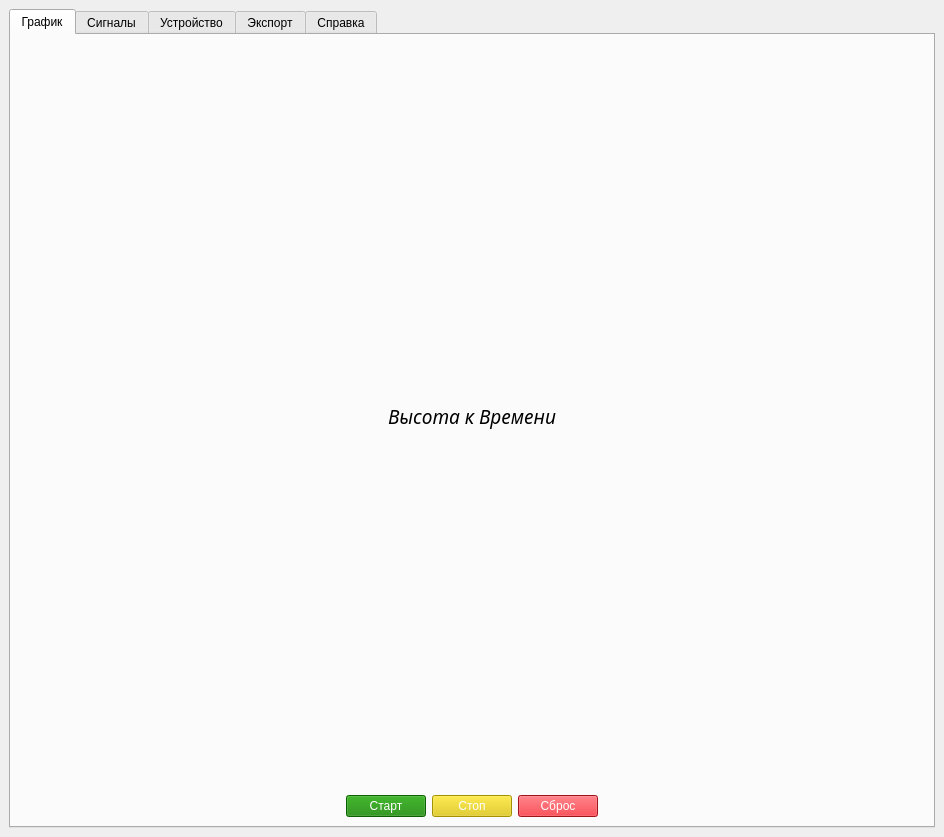
First picture: the form in ui/main.ui, repository Vlafder/sfive, before the edit.
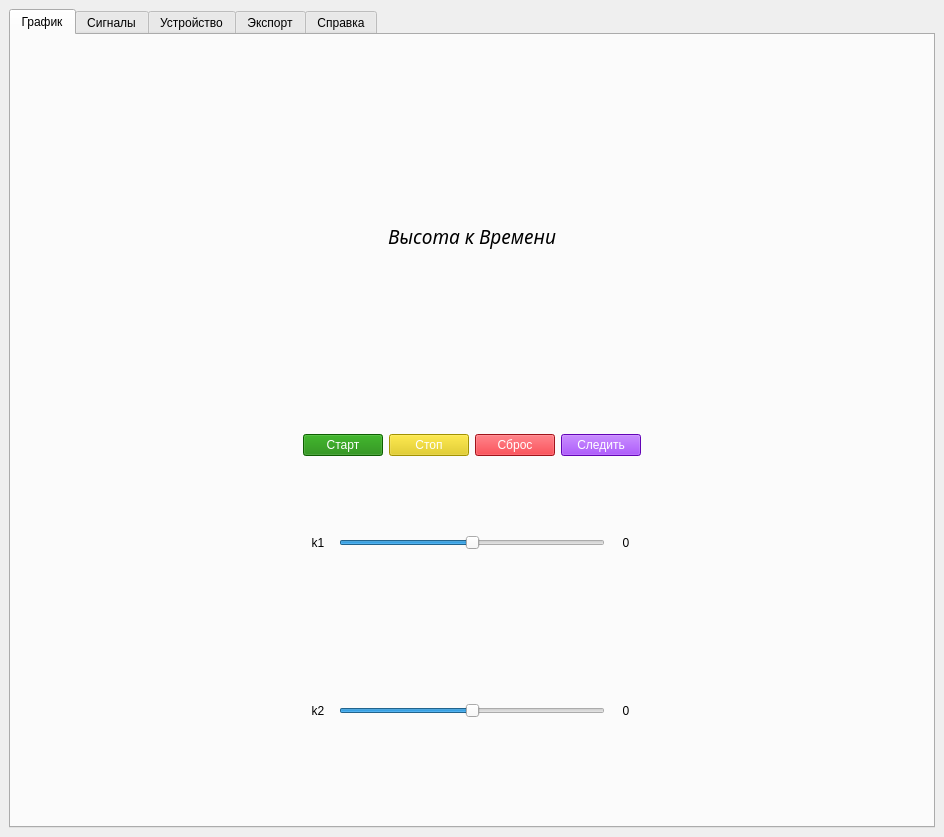
Second picture: the form after the edit. The open tabs and pages were chosen to show the change. Icons and pictures are not drawn.

Patch:
```diff
--- a/ui/main.ui
+++ b/ui/main.ui
@@ -77,6 +77,10 @@
                </spacer>
               </item>
               <item>
+               <layout class="QVBoxLayout" name="verticalLayout_11">
+                <item>
+                 <layout class="QHBoxLayout" name="horizontalLayout_9">
+                  <item>
                <widget class="QPushButton" name="start_btn">
                 <property name="styleSheet">
                  <string notr="true">background-color: rgb(18, 131, 0);
@@ -110,6 +114,144 @@
                </widget>
               </item>
               <item>
+                   <widget class="QPushButton" name="watch_btn">
+                    <property name="styleSheet">
+                     <string notr="true">background-color: rgb(138, 5, 255);
+color: rgb(255, 255, 255);</string>
+                    </property>
+                    <property name="text">
+                     <string>Следить</string>
+                    </property>
+                   </widget>
+                  </item>
+                 </layout>
+                </item>
+                <item>
+                 <layout class="QHBoxLayout" name="horizontalLayout_10">
+                  <item>
+                   <widget class="QLabel" name="label_2">
+                    <property name="minimumSize">
+                     <size>
+                      <width>30</width>
+                      <height>0</height>
+                     </size>
+                    </property>
+                    <property name="text">
+                     <string>k1</string>
+                    </property>
+                    <property name="alignment">
+                     <set>Qt::AlignCenter</set>
+                    </property>
+                   </widget>
+                  </item>
+                  <item>
+                   <widget class="QSlider" name="k1_slider">
+                    <property name="styleSheet">
+                     <string notr="true">color: rgb(28, 113, 216);</string>
+                    </property>
+                    <property name="maximum">
+                     <number>100</number>
+                    </property>
+                    <property name="value">
+                     <number>50</number>
+                    </property>
+                    <property name="orientation">
+                     <enum>Qt::Horizontal</enum>
+                    </property>
+                   </widget>
+                  </item>
+                  <item>
+                   <widget class="QLabel" name="k1_lbl">
+                    <property name="minimumSize">
+                     <size>
+                      <width>30</width>
+                      <height>0</height>
+                     </size>
+                    </property>
+                    <property name="text">
+                     <string>0</string>
+                    </property>
+                    <property name="alignment">
+                     <set>Qt::AlignCenter</set>
+                    </property>
+                   </widget>
+                  </item>
+                 </layout>
+                </item>
+                <item>
+                 <layout class="QHBoxLayout" name="horizontalLayout_11">
+                  <item>
+                   <widget class="QLabel" name="label_4">
+                    <property name="minimumSize">
+                     <size>
+                      <width>30</width>
+                      <height>0</height>
+                     </size>
+                    </property>
+                    <property name="layoutDirection">
+                     <enum>Qt::LeftToRight</enum>
+                    </property>
+                    <property name="text">
+                     <string>k2</string>
+                    </property>
+                    <property name="alignment">
+                     <set>Qt::AlignCenter</set>
+                    </property>
+                   </widget>
+                  </item>
+                  <item>
+                   <widget class="QSlider" name="k2_slider">
+                    <property name="maximum">
+                     <number>100</number>
+                    </property>
+                    <property name="value">
+                     <number>50</number>
+                    </property>
+                    <property name="orientation">
+                     <enum>Qt::Horizontal</enum>
+                    </property>
+                   </widget>
+                  </item>
+                  <item>
+                   <widget class="QLabel" name="k2_lbl">
+                    <property name="minimumSize">
+                     <size>
+                      <width>30</width>
+                      <height>0</height>
+                     </size>
+                    </property>
+                    <property name="text">
+                     <string>0</string>
+                    </property>
+                    <property name="alignment">
+                     <set>Qt::AlignCenter</set>
+                    </property>
+                   </widget>
+                  </item>
+                 </layout>
+                </item>
+                <item>
+                 <widget class="QLabel" name="label_9">
+                  <property name="minimumSize">
+                   <size>
+                    <width>20</width>
+                    <height>0</height>
+                   </size>
+                  </property>
+                  <property name="maximumSize">
+                   <size>
+                    <width>16777215</width>
+                    <height>20</height>
+                   </size>
+                  </property>
+                  <property name="text">
+                   <string/>
+                  </property>
+                 </widget>
+                </item>
+               </layout>
+              </item>
+              <item>
                <spacer name="horizontalSpacer_4">
                 <property name="orientation">
                  <enum>Qt::Horizontal</enum>
```
Left out of the diff: 4 changed lines with no effect on the pictures. Lines whose indentation alone changed are shown as unchanged.
